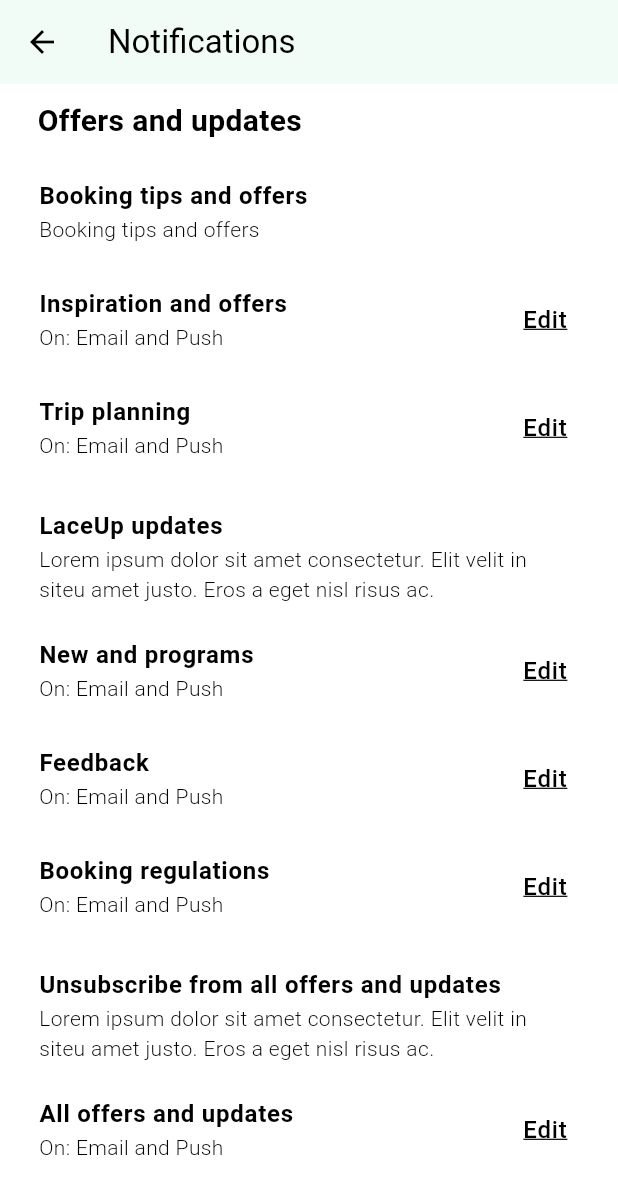
After one commit to ralphsins/lace-up, a Flutter app: the NotificationPage screen opened directly, on a phone screen of 412 x 824 dp. The commit adds this screen. Shown: the top 1194 px of the screen. Run offline on Flutter 3.47's test engine with Material 3 defaults, Android fonts, the phone set to English and light mode, and no system bars; our stand-ins replace iconsax, image_picker; missing offline and left inert: drop_down_list.

Commit message:
notifications settings page

```diff
--- /dev/null
+++ b/lib/pages/notifications/notification_page.dart
@@ -0,0 +1,90 @@
+import 'package:flutter/material.dart';
+import 'package:senior_shabeb/widgets/custom_list_tile.dart';
+
+class NotificationPage extends StatefulWidget {
+  const NotificationPage({super.key});
+
+  @override
+  State<NotificationPage> createState() => _NotificationPageState();
+}
+
+class _NotificationPageState extends State<NotificationPage> {
+  @override
+  Widget build(BuildContext context) {
+    return Scaffold(
+      appBar: AppBar(
+        title: const Text("Notifications"),
+        elevation: 1,
+      ),
+      body: ListView(
+        padding: const EdgeInsets.all(10),
+        children: [
+          const Padding(
+            padding: EdgeInsets.only(left: 15),
+            child: Text(
+              "Offers and updates",
+              style: TextStyle(fontWeight: FontWeight.bold, fontSize: 20),
+            ),
+          ),
+          const SizedBox(height: 10),
+          const CustomListTile(
+            title: "Booking tips and offers",
+            subtitle: "Booking tips and offers",
+          ),
+          CustomListTile(
+            title: "Inspiration and offers",
+            subtitle: "On: Email and Push",
+            hasEditOption: true,
+            onEditTap: () {},
+          ),
+          CustomListTile(
+            title: "Trip planning",
+            subtitle: "On: Email and Push",
+            hasEditOption: true,
+            onEditTap: () {},
+          ),
+          const SizedBox(
+            height: 10,
+          ),
+          const CustomListTile(
+            title: "LaceUp updates",
+            subtitle:
+                "Lorem ipsum dolor sit amet consectetur. Elit velit in siteu amet justo. Eros a eget nisl risus ac.",
+          ),
+          CustomListTile(
+            title: "New and programs",
+            subtitle: "On: Email and Push",
+            hasEditOption: true,
+            onEditTap: () {},
+          ),
+          CustomListTile(
+            title: "Feedback",
+            subtitle: "On: Email and Push",
+            hasEditOption: true,
+            onEditTap: () {},
+          ),
+          CustomListTile(
+            title: "Booking regulations",
+            subtitle: "On: Email and Push",
+            hasEditOption: true,
+            onEditTap: () {},
+          ),
+          const SizedBox(
+            height: 10,
+          ),
+          const CustomListTile(
+            title: "Unsubscribe from all offers and updates",
+            subtitle:
+                "Lorem ipsum dolor sit amet consectetur. Elit velit in siteu amet justo. Eros a eget nisl risus ac.",
+          ),
+          CustomListTile(
+            title: "All offers and updates",
+            subtitle: "On: Email and Push",
+            hasEditOption: true,
+            onEditTap: () {},
+          ),
+        ],
+      ),
+    );
+  }
+}
--- a/lib/pages/profile/profile_page.dart
+++ b/lib/pages/profile/profile_page.dart
@@ -1,5 +1,6 @@
 import 'package:flutter/material.dart';
 import 'package:senior_shabeb/pages/list-venues/list_venues.dart';
+import 'package:senior_shabeb/pages/notifications/notification_page.dart';
 import 'package:senior_shabeb/pages/personal-info/personal_information.dart';
 import 'package:senior_shabeb/pages/privacy-settings/privacy_settings.dart';
 
@@ -126,8 +127,8 @@ class _ProfilePageState extends State<ProfilePage> {
               SizedBox(height: 20),
               SettingsTile(
                 leadingIcon: Icons.notifications_outlined,
-                title: "Privacy Settings",
-                destination: PrivacySettings(),
+                title: "Notifications",
+                destination: NotificationPage(),
               ),
             ],
           ),
```
Also changed, not shown: lib/pages/personal-info/personal_information.dart (+8 -48 lines).
